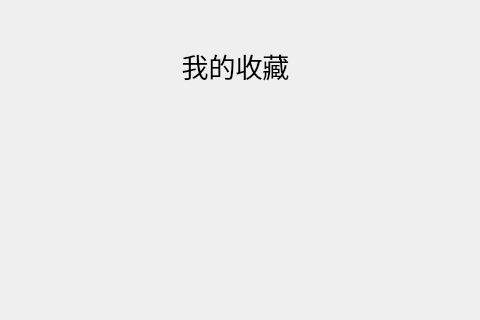
First picture: the form in Flight_System/FavoritesPage.ui, repository gywcs101/qt_flight_booking_system, before the edit; both pictures show x 151 to 631 and y 0 to 320 of the 783 by 499 pixel window.
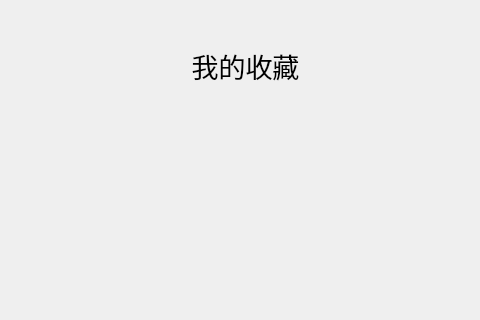
Second picture: the form after the edit.

What changed in the file:
```diff
--- a/Flight_System/FavoritesPage.ui
+++ b/Flight_System/FavoritesPage.ui
@@ -34,7 +34,7 @@
       <widget class="QLabel" name="label">
        <property name="geometry">
         <rect>
-         <x>-10</x>
+         <x>0</x>
          <y>0</y>
          <width>771</width>
          <height>110</height>
```
